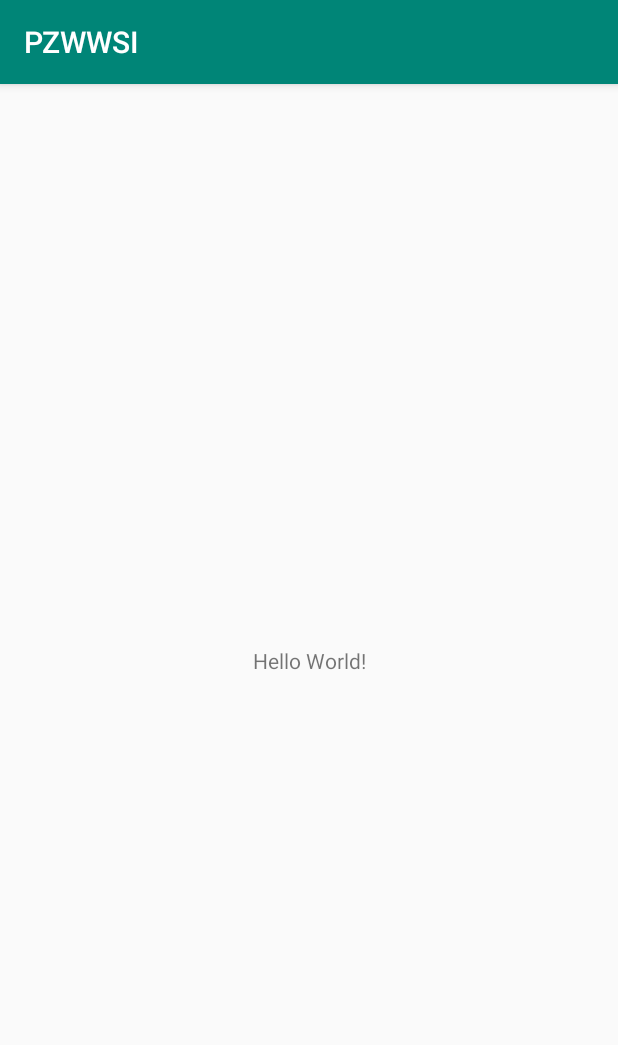
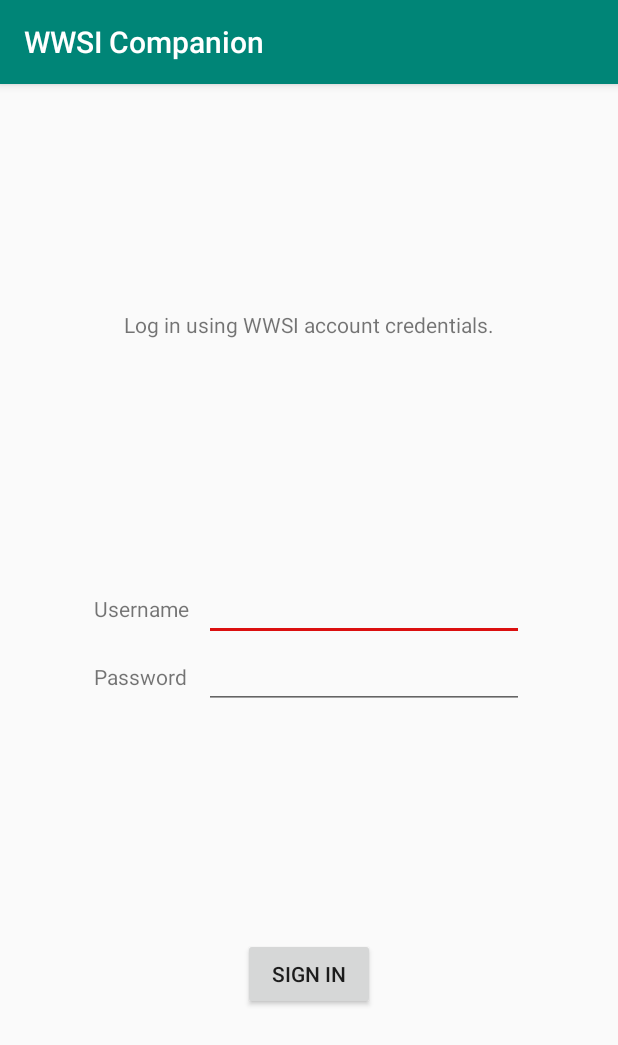
Before and after one commit to therobby/pzwwsi, an Android app: the screen it shows after launch (LoginActivity), on a phone screen of 412 x 824 dp. Shown: the top 1045 px of the screen. Run offline under Robolectric (Android 15) with nearby library versions, the phone set to English and light mode, and no system bars.

Commit message:
Początki interfejsu
Login activity

```diff
--- a/app/src/main/res/layout/activity_login.xml
+++ b/app/src/main/res/layout/activity_login.xml
@@ -4,15 +4,108 @@
     xmlns:tools="http://schemas.android.com/tools"
     android:layout_width="match_parent"
     android:layout_height="match_parent"
-    tools:context=".LoginActivity">
+    tools:context=".LoginActivity"
+    tools:layout_editor_absoluteY="81dp">
 
     <TextView
+        android:id="@+id/welcome_message"
         android:layout_width="wrap_content"
         android:layout_height="wrap_content"
-        android:text="Hello World!"
-        app:layout_constraintBottom_toBottomOf="parent"
-        app:layout_constraintLeft_toLeftOf="parent"
-        app:layout_constraintRight_toRightOf="parent"
+        android:layout_marginBottom="5dp"
+        android:text="@string/welcome_message"
+        app:layout_constraintBottom_toTopOf="@+id/linearLayout3"
+        app:layout_constraintEnd_toEndOf="parent"
+        app:layout_constraintStart_toStartOf="parent"
         app:layout_constraintTop_toTopOf="parent" />
 
+    <LinearLayout
+        android:id="@+id/linearLayout3"
+        android:layout_width="wrap_content"
+        android:layout_height="wrap_content"
+        android:orientation="vertical"
+        app:layout_constraintBottom_toTopOf="@+id/zaloguj"
+        app:layout_constraintEnd_toEndOf="parent"
+        app:layout_constraintStart_toStartOf="parent"
+        app:layout_constraintTop_toBottomOf="@+id/welcome_message">
+
+        <android.support.constraint.Guideline
+            android:id="@+id/guideline"
+            android:layout_width="match_parent"
+            android:layout_height="wrap_content"
+            android:orientation="horizontal" />
+
+        <LinearLayout
+            android:id="@+id/linearLayout"
+            android:layout_width="wrap_content"
+            android:layout_height="wrap_content"
+            android:orientation="horizontal"
+            app:layout_constraintBottom_toTopOf="@+id/linearLayout2"
+            app:layout_constraintEnd_toEndOf="parent"
+            app:layout_constraintStart_toStartOf="parent"
+            app:layout_constraintTop_toBottomOf="@+id/welcome_message">
+
+            <TextView
+                android:id="@+id/label_login"
+                android:layout_width="wrap_content"
+                android:layout_height="wrap_content"
+                android:layout_weight="1"
+                android:text="@string/login" />
+
+            <Space
+                android:layout_width="10dp"
+                android:layout_height="match_parent"
+                android:layout_weight="1" />
+
+            <EditText
+                android:id="@+id/login_field"
+                android:layout_width="wrap_content"
+                android:layout_height="wrap_content"
+                android:layout_weight="1"
+                android:ems="10"
+                android:inputType="textPersonName" />
+        </LinearLayout>
+
+        <LinearLayout
+            android:id="@+id/linearLayout2"
+            android:layout_width="wrap_content"
+            android:layout_height="47dp"
+            android:orientation="horizontal"
+            app:layout_constraintBottom_toTopOf="@+id/zaloguj"
+            app:layout_constraintEnd_toEndOf="parent"
+            app:layout_constraintStart_toStartOf="parent"
+            app:layout_constraintTop_toBottomOf="@+id/linearLayout">
+
+            <TextView
+                android:id="@+id/label_password"
+                android:layout_width="wrap_content"
+                android:layout_height="wrap_content"
+                android:layout_weight="1"
+                android:text="@string/password" />
+
+            <Space
+                android:layout_width="11dp"
+                android:layout_height="match_parent"
+                android:layout_weight="1" />
+
+            <EditText
+                android:id="@+id/editText5"
+                android:layout_width="wrap_content"
+                android:layout_height="wrap_content"
+                android:layout_weight="1"
+                android:ems="10"
+                android:inputType="textPassword" />
+        </LinearLayout>
+
+    </LinearLayout>
+
+    <Button
+        android:id="@+id/zaloguj"
+        android:layout_width="wrap_content"
+        android:layout_height="wrap_content"
+        android:text="@string/sign_in"
+        app:layout_constraintBottom_toBottomOf="parent"
+        app:layout_constraintEnd_toEndOf="parent"
+        app:layout_constraintStart_toStartOf="parent"
+        app:layout_constraintTop_toBottomOf="@+id/linearLayout3" />
+
 </android.support.constraint.ConstraintLayout>
--- a/app/src/main/res/values/colors.xml
+++ b/app/src/main/res/values/colors.xml
@@ -2,5 +2,5 @@
 <resources>
     <color name="colorPrimary">#008577</color>
     <color name="colorPrimaryDark">#00574B</color>
-    <color name="colorAccent">#D81B60</color>
+    <color name="colorAccent">#db0f0f</color>
 </resources>
--- a/app/src/main/res/values/strings.xml
+++ b/app/src/main/res/values/strings.xml
@@ -1,3 +1,7 @@
 <resources>
-    <string name="app_name">PZWWSI</string>
+    <string name="app_name">WWSI Companion</string>
+    <string name="welcome_message">Log in using WWSI account credentials.</string>
+    <string name="login">Username</string>
+    <string name="password">Password</string>
+    <string name="sign_in">Sign In</string>
 </resources>
```
Also changed, not shown: 1 other file.
